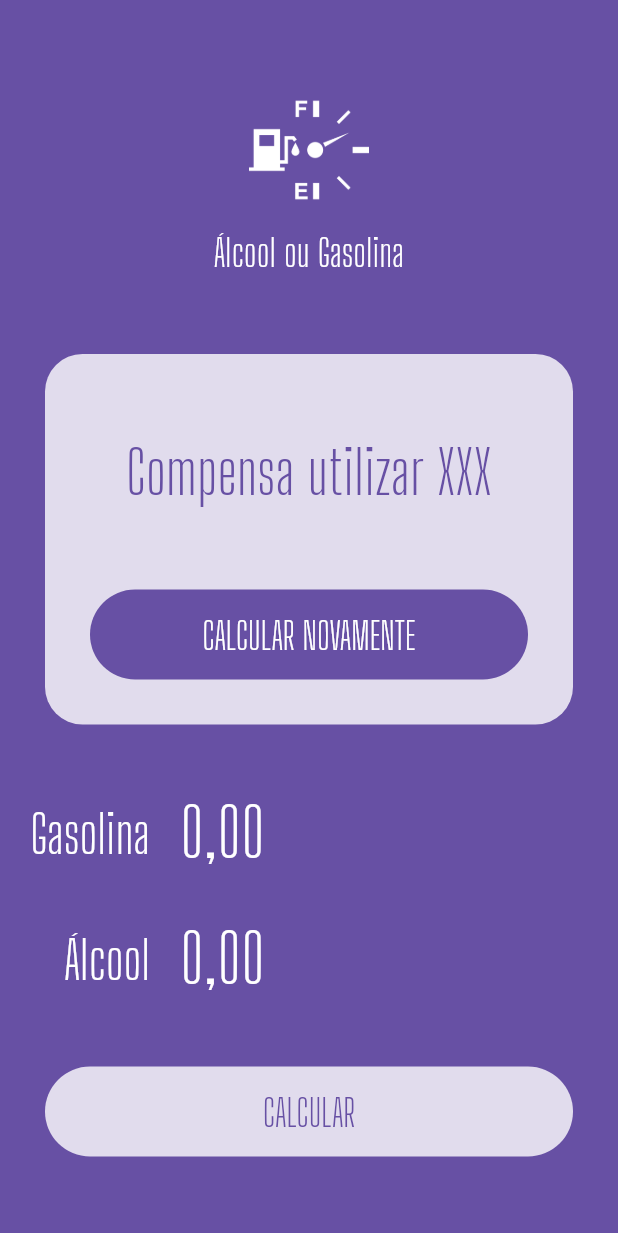
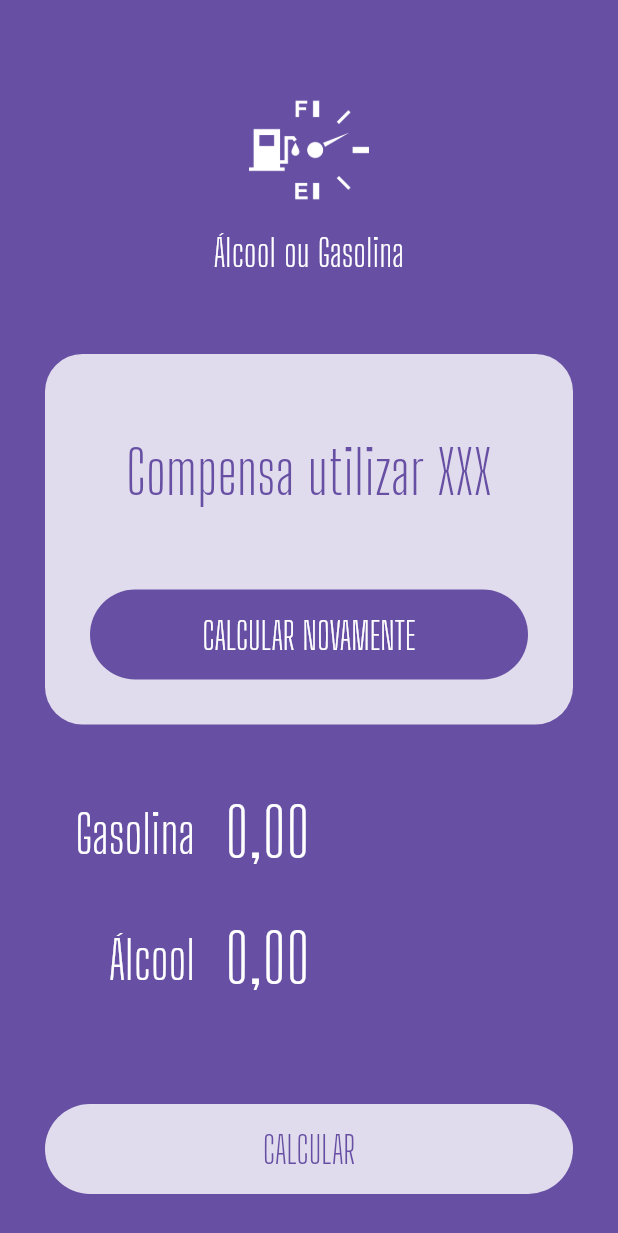
Before and after one commit to EduardTeixeira/flutter_aog, a Flutter app: the screen it shows after launch, on a phone screen of 412 x 824 dp. Shown: the top 1233 px of the screen. Run offline on Flutter 3.47's test engine with Material 3 defaults, Android fonts, the phone set to English and light mode, and no system bars; our stand-ins replace flutter_masked_text2.

Commit message:
submit form

```diff
--- a/lib/main.dart
+++ b/lib/main.dart
@@ -1,7 +1,6 @@
 import 'package:flutter/material.dart';
-import 'package:flutter_aog/widgets/input.widget.dart';
-import 'package:flutter_aog/widgets/loading-button.widget.dart';
 import 'package:flutter_aog/widgets/logo.widget.dart';
+import 'package:flutter_aog/widgets/submit-form.dart';
 import 'package:flutter_aog/widgets/success.widget.dart';
 import 'package:flutter_masked_text2/flutter_masked_text2.dart';
 
@@ -43,19 +42,11 @@ class HomePage extends StatelessWidget {
             result: "Compensa utilizar XXX",
             reset: () {},
           ),
-          Input(
-            label: "Gasolina",
-            ctrl: _gasCtrl,
-          ),
-          Input(
-            label: "Álcool",
-            ctrl: _alcCtrl,
-          ),
-          LoadingButton(
+          SubmitForm(
+            gasCtrl: _gasCtrl,
+            alcCtrl: _alcCtrl,
             busy: false,
-            func: () {},
-            invert: false,
-            text: "CALCULAR",
+            submitFunc: () {},
           ),
         ],
       ),
--- /dev/null
+++ b/lib/widgets/submit-form.dart
@@ -0,0 +1,57 @@
+import 'package:flutter/material.dart';
+import 'package:flutter_aog/widgets/input.widget.dart';
+import 'package:flutter_aog/widgets/loading-button.widget.dart';
+import 'package:flutter_masked_text2/flutter_masked_text2.dart';
+
+// ignore: must_be_immutable
+class SubmitForm extends StatelessWidget {
+  var gasCtrl = MoneyMaskedTextController();
+  var alcCtrl = MoneyMaskedTextController();
+  var busy = false;
+  VoidCallback submitFunc;
+
+  SubmitForm({
+    super.key,
+    required this.gasCtrl,
+    required this.alcCtrl,
+    required this.busy,
+    required this.submitFunc,
+  });
+
+  @override
+  Widget build(BuildContext context) {
+    return Column(
+      children: [
+        Padding(
+          padding: EdgeInsets.only(
+            left: 30,
+            right: 30,
+          ),
+          child: Input(
+            label: "Gasolina",
+            ctrl: gasCtrl,
+          ),
+        ),
+        Padding(
+          padding: EdgeInsets.only(
+            left: 30,
+            right: 30,
+          ),
+          child: Input(
+            label: "Álcool",
+            ctrl: alcCtrl,
+          ),
+        ),
+        SizedBox(
+          height: 25,
+        ),
+        LoadingButton(
+          busy: busy,
+          func: submitFunc,
+          invert: false,
+          text: "CALCULAR",
+        ),
+      ],
+    );
+  }
+}
```
